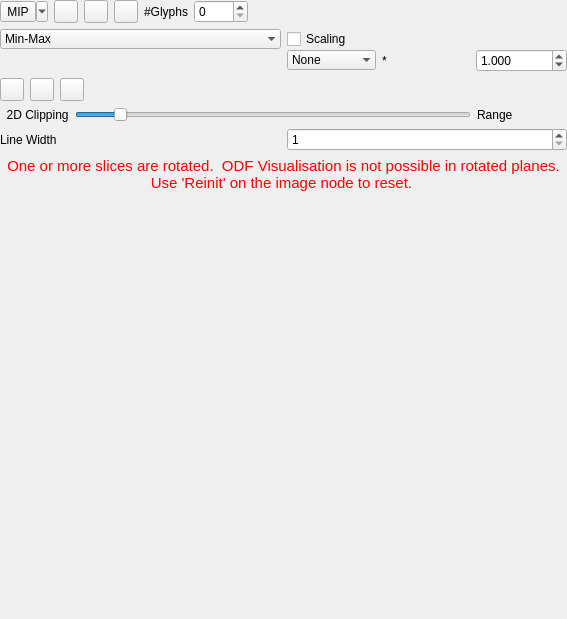
MITK/MITK, file Plugins/org.mitk.gui.qt.diffusionimaging/src/internal/QmitkControlVisualizationPropertiesViewControls.ui: the form before one commit.
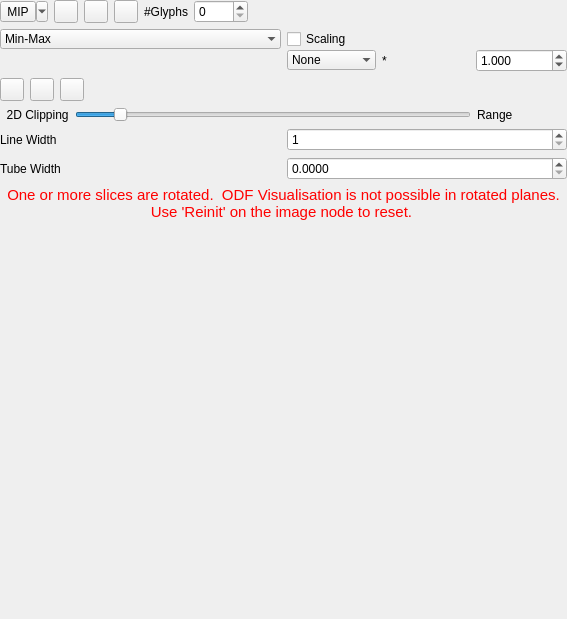
The form after the commit. Icons and pictures are not drawn.

Commit message: reenabled fiber tube representation

The edit to the form file:
```diff
--- a/Plugins/org.mitk.gui.qt.diffusionimaging/src/internal/QmitkControlVisualizationPropertiesViewControls.ui
+++ b/Plugins/org.mitk.gui.qt.diffusionimaging/src/internal/QmitkControlVisualizationPropertiesViewControls.ui
@@ -616,7 +616,7 @@
         <property name="frameShadow">
          <enum>QFrame::Raised</enum>
         </property>
-        <layout class="QHBoxLayout" name="horizontalLayout_8">
+        <layout class="QGridLayout" name="gridLayout_2">
          <property name="leftMargin">
           <number>0</number>
          </property>
@@ -629,14 +629,21 @@
          <property name="bottomMargin">
           <number>0</number>
          </property>
-         <item>
+         <item row="1" column="0">
           <widget class="QLabel" name="label_6">
            <property name="text">
+            <string>Tube Width</string>
+           </property>
+          </widget>
+         </item>
+         <item row="0" column="0">
+          <widget class="QLabel" name="label_7">
+           <property name="text">
             <string>Line Width</string>
            </property>
           </widget>
          </item>
-         <item>
+         <item row="0" column="1">
           <widget class="QSpinBox" name="m_LineWidth">
            <property name="minimum">
             <number>1</number>
@@ -646,6 +653,19 @@
            </property>
           </widget>
          </item>
+         <item row="1" column="1">
+          <widget class="QDoubleSpinBox" name="m_TubeWidth">
+           <property name="toolTip">
+            <string>Fiber tube radius in mm. If &gt; 0, fibers are rendered as tubes in 3D.</string>
+           </property>
+           <property name="decimals">
+            <number>4</number>
+           </property>
+           <property name="singleStep">
+            <double>0.100000000000000</double>
+           </property>
+          </widget>
+         </item>
         </layout>
        </widget>
       </item>
```
The commit also changes 7 other files.
